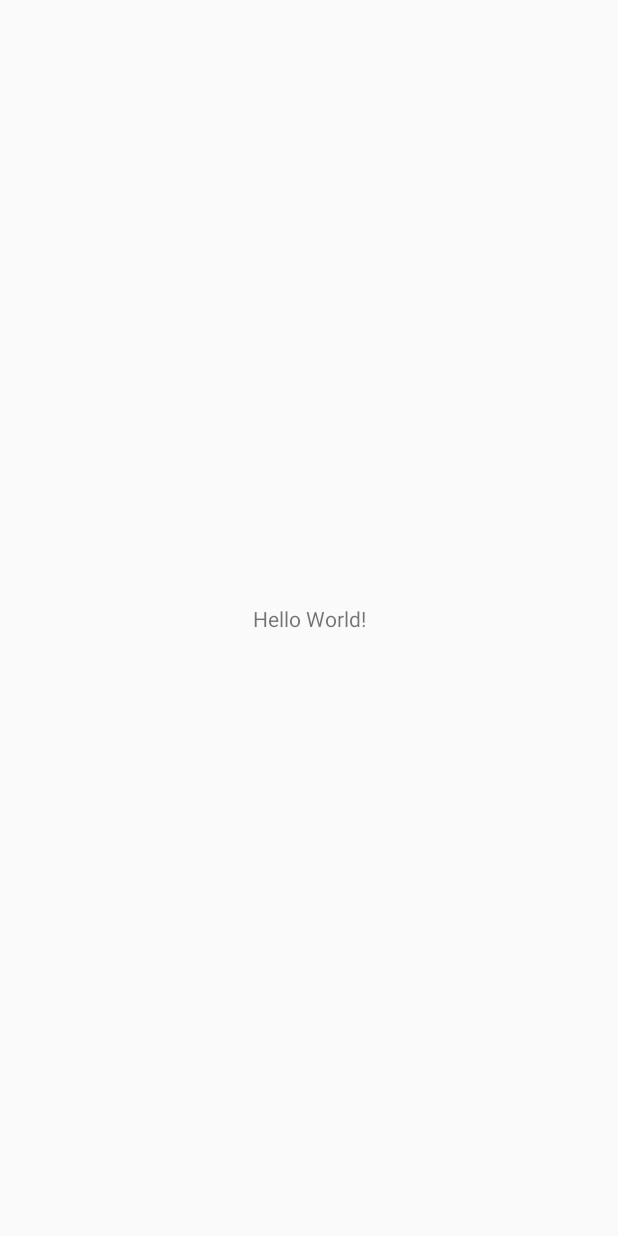
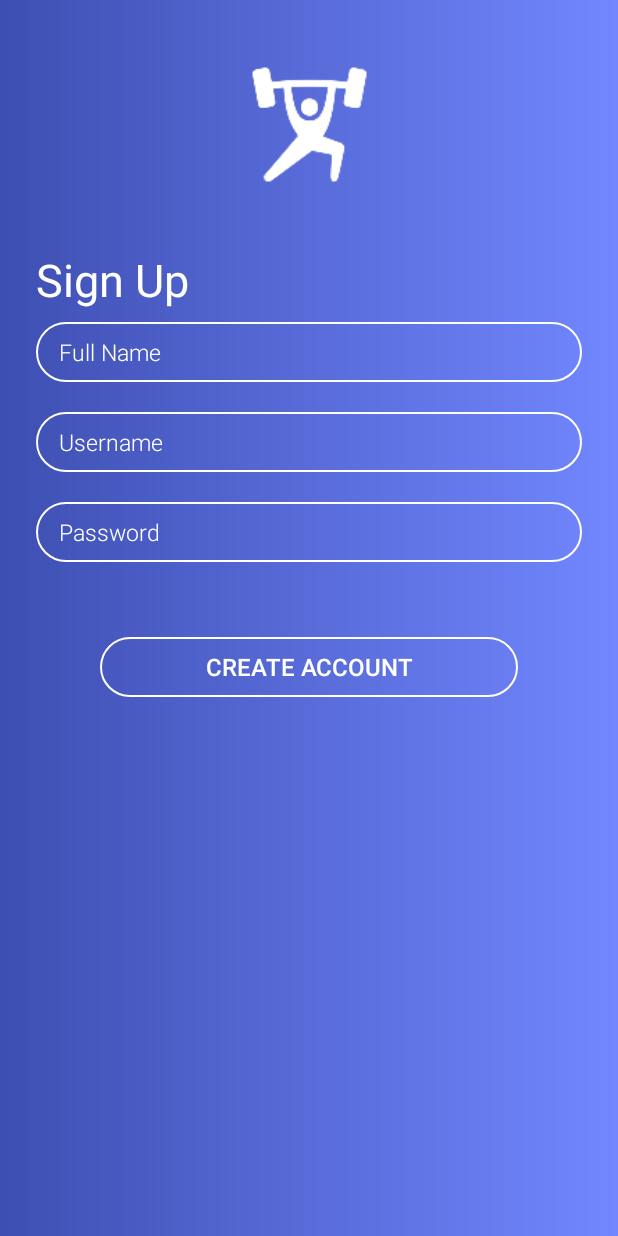
Before and after one commit to zaidsbaghal/FitTrak, an Android app: the signUpActivity screen opened directly, with no data from a screen before it, on a phone screen of 412 x 824 dp. Before the commit the screen is almost empty. Run offline under Robolectric (Android 15) with nearby library versions, the phone set to English and light mode, and no system bars.

Commit message:
sign up page added

```diff
--- a/FitnessTracker/app/src/main/AndroidManifest.xml
+++ b/FitnessTracker/app/src/main/AndroidManifest.xml
@@ -17,7 +17,7 @@
                 <category android:name="android.intent.category.LAUNCHER" />
             </intent-filter>
         </activity>
-        <activity android:name=".MainActivity">
+        <activity android:name=".signUpActivity" android:windowSoftInputMode="adjustPan">
 
         </activity>
     </application>
--- a/FitnessTracker/app/src/main/java/com/example/fitnesstracker/loginActivity.java
+++ b/FitnessTracker/app/src/main/java/com/example/fitnesstracker/loginActivity.java
@@ -1,5 +1,6 @@
 package com.example.fitnesstracker;
 
+import android.content.Intent;
 import android.os.Handler;
 import android.support.v7.app.AppCompatActivity;
 import android.os.Bundle;
@@ -29,4 +30,11 @@ public class loginActivity extends AppCompatActivity {
 
         handler.postDelayed(runnable,2000); // Timeout for the splash screen
     }
+
+    // Goes to sign up activity when clicked
+    public void goToSignUp(View view){
+        Intent intent = new Intent(this, signUpActivity.class);
+        startActivity(intent);
+    }
+
 }
--- a/FitnessTracker/app/src/main/java/com/example/fitnesstracker/MainActivity.java
+++ b/FitnessTracker/app/src/main/java/com/example/fitnesstracker/signUpActivity.java
@@ -3,11 +3,11 @@ package com.example.fitnesstracker;
 import android.support.v7.app.AppCompatActivity;
 import android.os.Bundle;
 
-public class MainActivity extends AppCompatActivity {
+public class signUpActivity extends AppCompatActivity {
 
     @Override
     protected void onCreate(Bundle savedInstanceState) {
         super.onCreate(savedInstanceState);
-        setContentView(R.layout.activity_main);
+        setContentView(R.layout.sign_up_activity);
     }
 }
--- a/FitnessTracker/app/src/main/res/layout/activity_login.xml
+++ b/FitnessTracker/app/src/main/res/layout/activity_login.xml
@@ -121,7 +121,7 @@
                 android:paddingLeft="70dp"
                 android:paddingRight="70dp"
                 android:layout_centerHorizontal="true"
-                android:textSize="16sp" />
+                android:textSize="16sp"/>
         </RelativeLayout>
     </RelativeLayout>
     <RelativeLayout
@@ -140,7 +140,8 @@
             android:text="Signup Now"
             android:textAllCaps="true"
             android:textColor="@color/white"
-            android:fontFamily="sans-serif"/>
+            android:fontFamily="sans-serif"
+            android:onClick="goToSignUp"/>
         <Button
             android:layout_alignParentRight="true"
             android:layout_width="wrap_content"
--- a/FitnessTracker/app/src/main/res/layout/activity_main.xml
+++ /dev/null
@@ -1,18 +0,0 @@
-<?xml version="1.0" encoding="utf-8"?>
-<android.support.constraint.ConstraintLayout xmlns:android="http://schemas.android.com/apk/res/android"
-    xmlns:app="http://schemas.android.com/apk/res-auto"
-    xmlns:tools="http://schemas.android.com/tools"
-    android:layout_width="match_parent"
-    android:layout_height="match_parent"
-    tools:context=".MainActivity">
-
-    <TextView
-        android:layout_width="wrap_content"
-        android:layout_height="wrap_content"
-        android:text="Hello World!"
-        app:layout_constraintBottom_toBottomOf="parent"
-        app:layout_constraintLeft_toLeftOf="parent"
-        app:layout_constraintRight_toRightOf="parent"
-        app:layout_constraintTop_toTopOf="parent" />
-
-</android.support.constraint.ConstraintLayout>
--- /dev/null
+++ b/FitnessTracker/app/src/main/res/layout/sign_up_activity.xml
@@ -0,0 +1,133 @@
+<?xml version="1.0" encoding="utf-8"?>
+<android.support.constraint.ConstraintLayout xmlns:android="http://schemas.android.com/apk/res/android"
+    xmlns:app="http://schemas.android.com/apk/res-auto"
+    xmlns:tools="http://schemas.android.com/tools"
+    android:id="@+id/relativeLayout"
+    android:layout_width="match_parent"
+    android:layout_height="match_parent"
+    android:background="@drawable/grad_bg"
+    tools:context=".signUpActivity">
+
+    <ImageView
+        android:id="@+id/imgView_logo"
+        android:layout_width="150dp"
+        android:layout_height="150dp"
+        android:layout_centerHorizontal="true"
+        android:layout_marginStart="8dp"
+        android:layout_marginLeft="8dp"
+        android:layout_marginTop="8dp"
+        android:layout_marginEnd="8dp"
+        android:layout_marginRight="8dp"
+        android:adjustViewBounds="true"
+        android:scaleType="fitCenter"
+        android:src="@mipmap/ic_launcher_foreground"
+        app:layout_constraintEnd_toEndOf="parent"
+        app:layout_constraintHorizontal_bias="0.5"
+        app:layout_constraintStart_toStartOf="parent"
+        app:layout_constraintTop_toTopOf="parent" />
+
+
+    <EditText
+        android:id="@+id/editTextName"
+        android:layout_width="0dp"
+        android:layout_height="40dp"
+        android:layout_marginStart="24dp"
+        android:layout_marginLeft="24dp"
+        android:layout_marginTop="8dp"
+        android:layout_marginEnd="24dp"
+        android:layout_marginRight="24dp"
+        android:background="@drawable/et_bg"
+        android:fontFamily="sans-serif-light"
+        android:hint="Full Name"
+        android:paddingLeft="15dp"
+        android:paddingRight="15dp"
+        android:textColor="@color/white"
+        android:textColorHint="@color/white"
+        android:textSize="15sp"
+        app:layout_constraintEnd_toEndOf="parent"
+        app:layout_constraintHorizontal_bias="0.5"
+        app:layout_constraintStart_toStartOf="parent"
+        app:layout_constraintTop_toBottomOf="@+id/SignUp" />
+
+    <EditText
+        android:id="@+id/editTextUsername"
+        android:layout_width="0dp"
+        android:layout_height="40dp"
+        android:layout_marginStart="24dp"
+        android:layout_marginLeft="24dp"
+        android:layout_marginTop="20dp"
+        android:layout_marginEnd="24dp"
+        android:layout_marginRight="24dp"
+        android:background="@drawable/et_bg"
+        android:fontFamily="sans-serif-light"
+        android:hint="Username"
+        android:paddingLeft="15dp"
+        android:paddingRight="15dp"
+        android:textColor="@color/white"
+        android:textColorHint="@color/white"
+        android:textSize="15sp"
+        app:layout_constraintEnd_toEndOf="parent"
+        app:layout_constraintHorizontal_bias="0.5"
+        app:layout_constraintStart_toStartOf="parent"
+        app:layout_constraintTop_toBottomOf="@+id/editTextName" />
+
+
+    <EditText
+        android:id="@+id/editTextPassword"
+        android:layout_width="0dp"
+        android:layout_height="40dp"
+        android:layout_marginStart="24dp"
+        android:layout_marginLeft="24dp"
+        android:layout_marginTop="20dp"
+        android:layout_marginEnd="24dp"
+        android:layout_marginRight="24dp"
+        android:background="@drawable/et_bg"
+        android:fontFamily="sans-serif-light"
+        android:hint="Password"
+        android:inputType="textPassword"
+        android:paddingLeft="15dp"
+        android:paddingRight="15dp"
+        android:textColor="@color/white"
+        android:textColorHint="@color/white"
+        android:textSize="15sp"
+        app:layout_constraintEnd_toEndOf="parent"
+        app:layout_constraintHorizontal_bias="0.0"
+        app:layout_constraintStart_toStartOf="parent"
+        app:layout_constraintTop_toBottomOf="@+id/editTextUsername" />
+
+    <TextView
+        android:id="@+id/SignUp"
+        android:layout_width="wrap_content"
+        android:layout_height="wrap_content"
+        android:layout_marginTop="8dp"
+        android:text="Sign Up"
+        android:textColor="@color/white"
+        android:textSize="30sp"
+        app:layout_constraintEnd_toEndOf="parent"
+        app:layout_constraintHorizontal_bias="0.077"
+        app:layout_constraintStart_toStartOf="parent"
+        app:layout_constraintTop_toBottomOf="@+id/imgView_logo" />
+
+    <Button
+        android:id="@+id/buttonLogin"
+        android:layout_width="wrap_content"
+        android:layout_height="40dp"
+        android:layout_marginStart="8dp"
+        android:layout_marginLeft="8dp"
+        android:layout_marginTop="50dp"
+        android:layout_marginEnd="8dp"
+        android:layout_marginRight="8dp"
+        android:background="@drawable/btn_bg"
+        android:fontFamily="sans-serif-medium"
+        android:paddingLeft="70dp"
+        android:paddingRight="70dp"
+        android:text="Create Account"
+        android:textColor="@color/white"
+        android:textSize="16sp"
+        app:layout_constraintEnd_toEndOf="parent"
+        app:layout_constraintHorizontal_bias="0.5"
+        app:layout_constraintStart_toStartOf="parent"
+        app:layout_constraintTop_toBottomOf="@+id/editTextPassword" />
+
+
+</android.support.constraint.ConstraintLayout>
```
